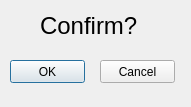
Qt form confirmpage.ui (rizzi-trevor/Proj2TempRepo) before a commit.
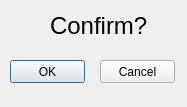
The same form after that commit.

Diff of the .ui file:
```diff
--- a/confirmpage.ui
+++ b/confirmpage.ui
@@ -6,7 +6,7 @@
    <rect>
     <x>0</x>
     <y>0</y>
-    <width>191</width>
+    <width>187</width>
     <height>107</height>
    </rect>
   </property>
@@ -16,7 +16,7 @@
   <widget class="QLabel" name="label">
    <property name="geometry">
     <rect>
-     <x>40</x>
+     <x>50</x>
      <y>0</y>
      <width>121</width>
      <height>51</height>
```
